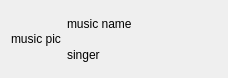
The window that MusicPlayer/src/ui/MusicInfoPage/MusicInfoPage.ui (lesliefish/MusicPlayer) describes before a commit, drawn with Qt 5.
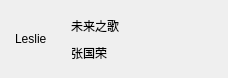
The same window after the commit.

Commit message: 修复拖动按钮后窗口跳动问题

Diff of the .ui file:
```diff
--- a/MusicPlayer/src/ui/MusicInfoPage/MusicInfoPage.ui
+++ b/MusicPlayer/src/ui/MusicInfoPage/MusicInfoPage.ui
@@ -31,6 +31,9 @@
    </property>
    <item row="0" column="0">
     <layout class="QHBoxLayout" name="horizontalLayout">
+     <property name="leftMargin">
+      <number>9</number>
+     </property>
      <item>
       <widget class="QLabel" name="musicImageLabel">
        <property name="minimumSize">
@@ -46,12 +49,21 @@
         </size>
        </property>
        <property name="text">
-        <string>music pic</string>
+        <string>Leslie</string>
        </property>
       </widget>
      </item>
      <item>
       <layout class="QVBoxLayout" name="verticalLayout">
+       <property name="spacing">
+        <number>2</number>
+       </property>
+       <property name="topMargin">
+        <number>6</number>
+       </property>
+       <property name="bottomMargin">
+        <number>6</number>
+       </property>
        <item>
         <widget class="QLabel" name="musicNameLabel">
          <property name="minimumSize">
@@ -67,7 +79,7 @@
           </size>
          </property>
          <property name="text">
-          <string>music name</string>
+          <string>未来之歌</string>
          </property>
         </widget>
        </item>
@@ -86,7 +98,7 @@
           </size>
          </property>
          <property name="text">
-          <string>singer</string>
+          <string>张国荣</string>
          </property>
         </widget>
        </item>
```
The commit also changes 3 other files.
